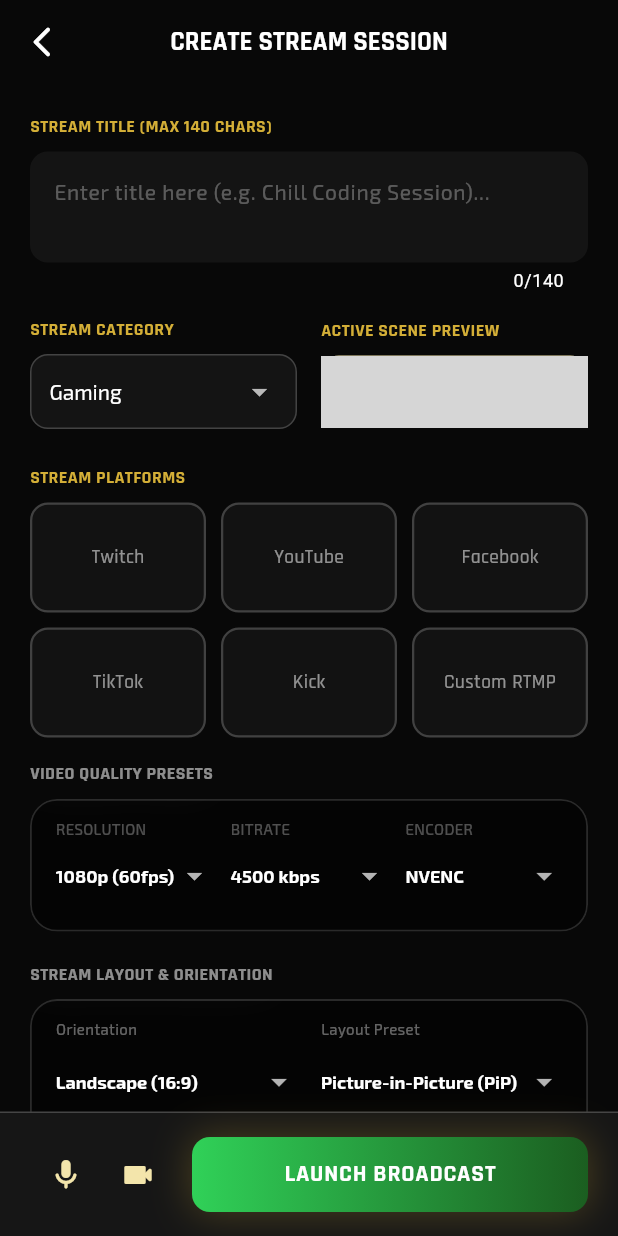
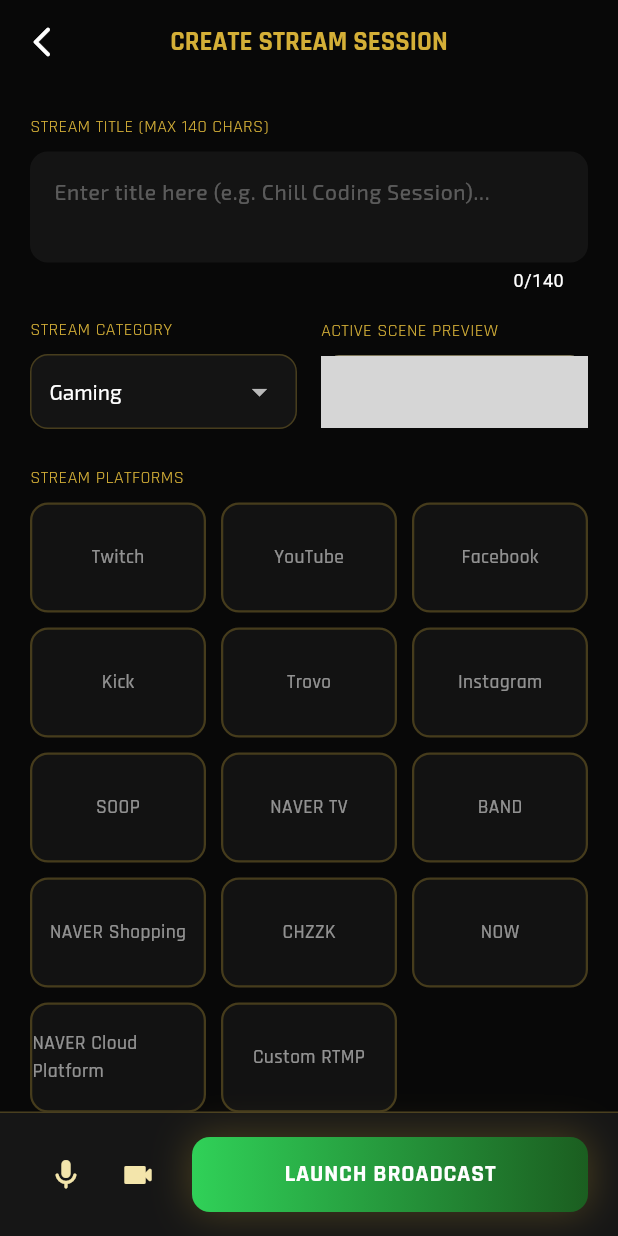
Before and after one commit to gokulavi/open-cast, a Flutter app: the HomeScreen screen opened by its route, after a tap on "Go Live Setup", on a phone screen of 412 x 824 dp. Run offline on Flutter 3.47's test engine with Material 3 defaults, Android fonts, the phone set to English and light mode, and no system bars; our stand-ins replace firebase_core, fl_chart, flutter_animate, flutter_riverpod, go_router, google_fonts and 2 more; accounts and stored records are empty; network calls fail; grey boxes are pictures that could not be loaded.

Commit message:
feat: replace TikTok and add new streaming platforms on create stream session

```diff
--- a/lib/features/analytics/presentation/screens/analytics_screen.dart
+++ b/lib/features/analytics/presentation/screens/analytics_screen.dart
@@ -52,7 +52,7 @@
               // ── VIEWER DURATION HISTORY LINE GRAPH ─────────────────────
               Text(
                 'VIEWER GROWTH (LAST 7 DAYS)',
-                style: AppTheme.getHeaderStyle(fontSize: 12, fontWeight: FontWeight.bold, color: AppColors.currentViolet),
+                style: AppTheme.getH2Style(fontSize: 12, color: AppColors.currentViolet),
               ),
               const SizedBox(height: 8),
               GlassCard(
@@ -92,7 +92,7 @@
               // ── PLATFORM BREAKDOWN PIE CHART ─────────────────────────────
               Text(
                 'AUDIENCE BREAKDOWN BY PLATFORM',
-                style: AppTheme.getHeaderStyle(fontSize: 12, fontWeight: FontWeight.bold, color: AppColors.currentViolet),
+                style: AppTheme.getH2Style(fontSize: 12, color: AppColors.currentViolet),
               ),
               const SizedBox(height: 8),
               GlassCard(
@@ -134,7 +134,7 @@
               // ── RECENT STREAMS LIST ──────────────────────────────────
               Text(
                 'RECENT STREAM LOGS',
-                style: AppTheme.getHeaderStyle(fontSize: 12, fontWeight: FontWeight.bold, color: AppColors.currentViolet),
+                style: AppTheme.getH2Style(fontSize: 12, color: AppColors.currentViolet),
               ),
               const SizedBox(height: 8),
               ListView.builder(
--- a/lib/features/auth/presentation/screens/profile_screen.dart
+++ b/lib/features/auth/presentation/screens/profile_screen.dart
@@ -169,7 +169,7 @@
               // ── CONNECTED PLATFORMS ────────────────────────────────────
               Text(
                 'CONNECTED PLATFORMS',
-                style: AppTheme.getHeaderStyle(fontSize: 14, fontWeight: FontWeight.bold, color: AppColors.currentViolet),
+                style: AppTheme.getH2Style(fontSize: 14, color: AppColors.currentViolet),
               ),
               const SizedBox(height: 12),
               GlassCard(
@@ -189,7 +189,7 @@
               // ── GENERAL ACCOUNT OPTIONS ────────────────────────────────
               Text(
                 'ACCOUNT SETTINGS',
-                style: AppTheme.getHeaderStyle(fontSize: 14, fontWeight: FontWeight.bold, color: AppColors.currentViolet),
+                style: AppTheme.getH2Style(fontSize: 14, color: AppColors.currentViolet),
               ),
               const SizedBox(height: 12),
               GlassCard(
--- a/lib/features/chat/presentation/screens/chat_overlay_screen.dart
+++ b/lib/features/chat/presentation/screens/chat_overlay_screen.dart
@@ -267,7 +267,7 @@
               ? Colors.transparent
               : (_bgStyle == 'Dark' ? Colors.black.withValues(alpha: _opacity) : Colors.white.withValues(alpha: 0.1)),
           borderRadius: BorderRadius.circular(8),
-          border: _bgStyle == 'Glass' ? Border.all(color: Colors.white24) : null,
+          border: _bgStyle == 'Glass' ? Border.all(color: AppColors.border) : null,
         ),
         padding: const EdgeInsets.all(6),
         child: Column(
--- a/lib/features/home/presentation/screens/home_screen.dart
+++ b/lib/features/home/presentation/screens/home_screen.dart
@@ -142,7 +142,7 @@
               // ── QUICK ACTIONS (2x2 Grid) ───────────────────────────────
               Text(
                 'QUICK OPERATIONS',
-                style: AppTheme.getHeaderStyle(fontSize: 14, fontWeight: FontWeight.bold, color: AppColors.currentViolet),
+                style: AppTheme.getH2Style(fontSize: 14, color: AppColors.currentViolet),
               ),
               const SizedBox(height: 12),
               LayoutBuilder(
@@ -190,7 +190,7 @@
               if (isLive) ...[
                 Text(
                   'STREAM METRICS & HEALTH',
-                  style: AppTheme.getHeaderStyle(fontSize: 14, fontWeight: FontWeight.bold, color: AppColors.currentViolet),
+                  style: AppTheme.getH2Style(fontSize: 14, color: AppColors.currentViolet),
                 ),
                 const SizedBox(height: 12),
                 GlassCard(
@@ -213,7 +213,7 @@
                 children: [
                   Text(
                     'SCENE MANAGER',
-                    style: AppTheme.getHeaderStyle(fontSize: 14, fontWeight: FontWeight.bold, color: AppColors.currentViolet),
+                    style: AppTheme.getH2Style(fontSize: 14, color: AppColors.currentViolet),
                   ),
                   Text(
                     '${scenes.length} configured',
@@ -282,7 +282,7 @@
               // ── AUDIO MIXER ────────────────────────────────────────────
               Text(
                 'AUDIO MIXER',
-                style: AppTheme.getHeaderStyle(fontSize: 14, fontWeight: FontWeight.bold, color: AppColors.currentViolet),
+                style: AppTheme.getH2Style(fontSize: 14, color: AppColors.currentViolet),
               ),
               const SizedBox(height: 12),
               GlassCard(
@@ -309,7 +309,7 @@
               // ── CREATOR TOOLS TOGGLES ──────────────────────────────────
               Text(
                 'CREATOR SHORTCUTS',
-                style: AppTheme.getHeaderStyle(fontSize: 14, fontWeight: FontWeight.bold, color: AppColors.currentViolet),
+                style: AppTheme.getH2Style(fontSize: 14, color: AppColors.currentViolet),
               ),
               const SizedBox(height: 12),
               SizedBox(
--- a/lib/features/stream/presentation/screens/go_live_screen.dart
+++ b/lib/features/stream/presentation/screens/go_live_screen.dart
@@ -27,7 +27,22 @@
   final _rtmpKeyCtrl = TextEditingController();
 
   String _category = 'Gaming';
-  final List<String> _platforms = ['Twitch', 'YouTube', 'Facebook', 'TikTok', 'Kick', 'Custom RTMP'];
+  final List<String> _platforms = [
+    'Twitch',
+    'YouTube',
+    'Facebook',
+    'Kick',
+    'Trovo',
+    'Instagram',
+    'SOOP',
+    'NAVER TV',
+    'BAND',
+    'NAVER Shopping',
+    'CHZZK',
+    'NOW',
+    'NAVER Cloud Platform',
+    'Custom RTMP',
+  ];
   final List<String> _selectedPlatforms = [];
 
   String _resolution = '1080p (60fps)';
@@ -143,7 +158,7 @@
                       // ── TITLE INPUT ───────────────────────────────────────
                       Text(
                         'STREAM TITLE (MAX 140 CHARS)',
-                        style: AppTheme.getHeaderStyle(fontSize: 12, fontWeight: FontWeight.bold, color: AppColors.currentViolet),
+                        style: AppTheme.getH2Style(fontSize: 12, color: AppColors.currentViolet),
                       ),
                       const SizedBox(height: 8),
                       TextField(
@@ -170,7 +185,7 @@
                               children: [
                                 Text(
                                   'STREAM CATEGORY',
-                                  style: AppTheme.getHeaderStyle(fontSize: 12, fontWeight: FontWeight.bold, color: AppColors.currentViolet),
+                                  style: AppTheme.getH2Style(fontSize: 12, color: AppColors.currentViolet),
                                 ),
                                 const SizedBox(height: 8),
                                 Container(
@@ -204,7 +219,7 @@
                               children: [
                                 Text(
                                   'ACTIVE SCENE PREVIEW',
-                                  style: AppTheme.getHeaderStyle(fontSize: 12, fontWeight: FontWeight.bold, color: AppColors.currentViolet),
+                                  style: AppTheme.getH2Style(fontSize: 12, color: AppColors.currentViolet),
                                 ),
                                 const SizedBox(height: 8),
                                 Container(
@@ -238,7 +253,7 @@
                       // ── PLATFORMS GRID ──────────────────────────────────
                       Text(
                         'STREAM PLATFORMS',
-                        style: AppTheme.getHeaderStyle(fontSize: 12, fontWeight: FontWeight.bold, color: AppColors.currentViolet),
+                        style: AppTheme.getH2Style(fontSize: 12, color: AppColors.currentViolet),
                       ),
                       const SizedBox(height: 8),
                       GridView.builder(
--- a/lib/features/stream/presentation/screens/stream_studio_screen.dart
+++ b/lib/features/stream/presentation/screens/stream_studio_screen.dart
@@ -700,7 +700,7 @@
       decoration: BoxDecoration(
         color: const Color(0xFF0F0F12),
         borderRadius: BorderRadius.circular(12),
-        border: Border.all(color: Colors.white12, width: 1),
+        border: Border.all(color: AppColors.border, width: 1),
         boxShadow: [
           BoxShadow(
             color: Colors.black.withValues(alpha: 0.8),
@@ -1121,7 +1121,7 @@
       decoration: BoxDecoration(
         color: const Color(0xFF1E1E24),
         borderRadius: BorderRadius.circular(6),
-        border: Border.all(color: Colors.black12),
+        border: Border.all(color: AppColors.border),
       ),
       child: Row(
         mainAxisSize: MainAxisSize.min,
--- a/lib/shared/widgets/glass_card.dart
+++ b/lib/shared/widgets/glass_card.dart
@@ -57,9 +57,7 @@
               borderRadius: BorderRadius.circular(borderRadius),
               border: customBorder ??
                   Border.all(
-                    color: isDark
-                        ? Colors.white.withValues(alpha: borderOpacity)
-                        : Colors.black12, // Softer light border for light mode
+                    color: AppColors.border,
                     width: 1.2,
                   ),
             ),
--- a/lib/theme/app_theme.dart
+++ b/lib/theme/app_theme.dart
@@ -16,7 +16,7 @@
   static const Color softWhite = Color(0xFFFAFAFA);         // Bright Soft White (clear readable text)
   static const Color cardDark = Color(0xFF141414);          // Frosted Glassy Black Card base
   static const Color surface = Color(0xFF1B1B1B);           // Elevated surface base
-  static const Color border = Color(0x33FFFFFF);            // Glass White Stroke (20% opacity)
+  static const Color border = Color(0x44D4AF37);            // Glass Gold Stroke
 
   static const Color liveRed = Color(0xFFFF453A);           // Smooth Live Crimson Red
   static const Color onlineGreen = Color(0xFF30D158);       // Brilliant Active Green
@@ -66,8 +66,22 @@
 
   static TextStyle getHeaderStyle({
     double fontSize = 24,
-    FontWeight fontWeight = FontWeight.w600,
-    Color? color,
+    FontWeight fontWeight = FontWeight.bold,
+    Color? color = AppColors.currentViolet,
+    double? letterSpacing,
+  }) {
+    return GoogleFonts.rajdhani(
+      fontSize: fontSize,
+      fontWeight: fontWeight,
+      color: color,
+      letterSpacing: letterSpacing,
+    );
+  }
+
+  static TextStyle getH2Style({
+    double fontSize = 18,
+    FontWeight fontWeight = FontWeight.normal,
+    Color? color = AppColors.currentViolet,
     double? letterSpacing,
   }) {
     return GoogleFonts.rajdhani(
@@ -148,11 +162,11 @@
         elevation: 0,
         shape: RoundedRectangleBorder(
           borderRadius: BorderRadius.circular(18),
-          side: const BorderSide(color: Color(0xFFE2E8F0), width: 1.2), // Slate outline
+          side: const BorderSide(color: AppColors.border, width: 1.2), // Themed outline
         ),
       ),
       dividerTheme: const DividerThemeData(
-        color: Color(0xFFE2E8F0),
+        color: AppColors.border,
         thickness: 1,
       ),
       textTheme: TextTheme(
```
Also changed, not shown: lib/features/settings/presentation/screens/settings_screen.dart (+4 -8 lines).
